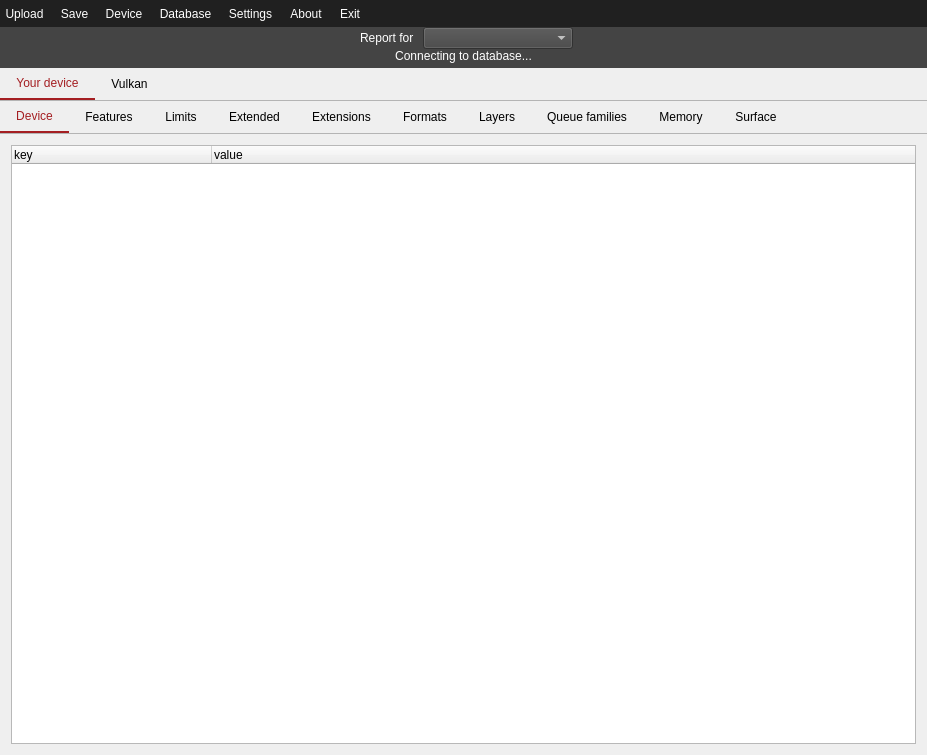
Qt form vulkancapsviewer.ui (SaschaWillems/VulkanCapsViewer) before a commit.
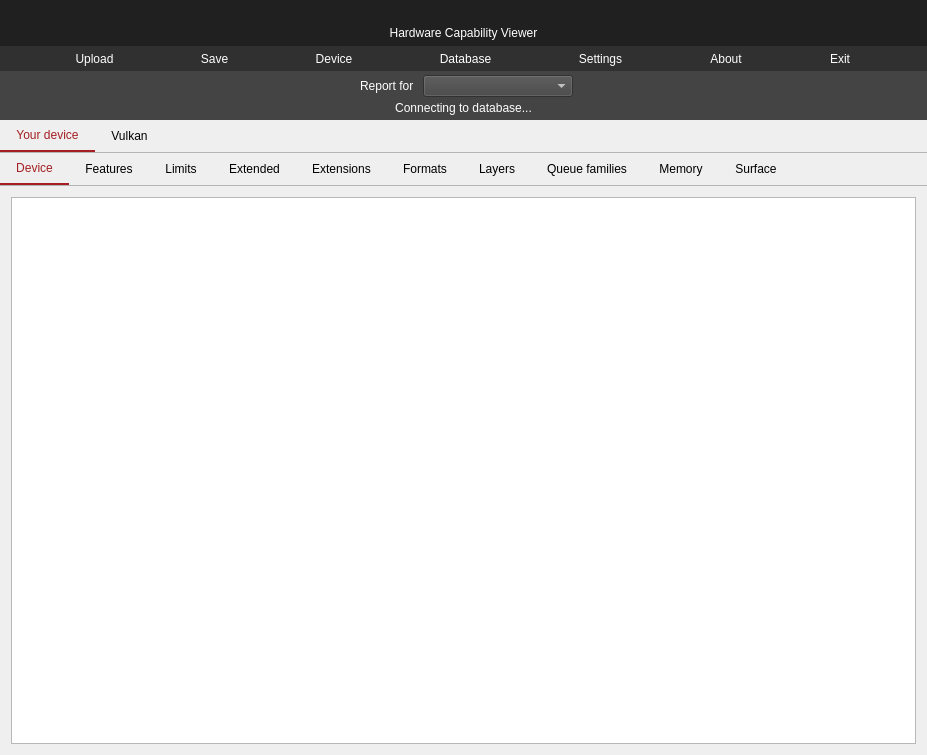
The same form after that commit. Icons and pictures are not drawn.

Commit message: Slight UI layout changes

What changed in the file:
```diff
--- a/vulkancapsviewer.ui
+++ b/vulkancapsviewer.ui
@@ -60,6 +60,7 @@
 color:#FFFFFF;
 border-top:0px;
 border-bottom:0px;
+background: transparent;
 }
 
 QToolButton::hover {       
@@ -128,32 +129,77 @@
          <property name="enabled">
           <bool>true</bool>
          </property>
+         <property name="sizePolicy">
+          <sizepolicy hsizetype="Minimum" vsizetype="Minimum">
+           <horstretch>0</horstretch>
+           <verstretch>0</verstretch>
+          </sizepolicy>
+         </property>
          <property name="cursor">
           <cursorShape>ArrowCursor</cursorShape>
          </property>
          <property name="styleSheet">
           <string notr="true">background-color: rgb(32, 32, 32);</string>
          </property>
-         <layout class="QHBoxLayout" name="horizontalLayout_3">
+         <layout class="QVBoxLayout" name="verticalLayout_3">
           <property name="spacing">
-           <number>5</number>
+           <number>6</number>
           </property>
           <property name="leftMargin">
            <number>0</number>
           </property>
           <property name="topMargin">
-           <number>5</number>
+           <number>6</number>
           </property>
           <property name="rightMargin">
            <number>0</number>
           </property>
           <property name="bottomMargin">
-           <number>5</number>
+           <number>0</number>
           </property>
           <item>
+           <widget class="QLabel" name="pixmap_header_top">
+            <property name="text">
+             <string/>
+            </property>
+            <property name="pixmap">
+             <pixmap resource="vulkancapsviewer.qrc">:/vulkancapsviewer/Resources/vulkan48.png</pixmap>
+            </property>
+            <property name="alignment">
+             <set>Qt::AlignCenter</set>
+            </property>
+           </widget>
+          </item>
+          <item>
+           <widget class="QLabel" name="label_header_top">
+            <property name="styleSheet">
+             <string notr="true">color:#FFFFFF;</string>
+            </property>
+            <property name="text">
+             <string>Hardware Capability Viewer</string>
+            </property>
+            <property name="alignment">
+             <set>Qt::AlignCenter</set>
+            </property>
+           </widget>
+          </item>
+          <item>
+           <widget class="QWidget" name="widget" native="true">
+            <property name="styleSheet">
+             <string notr="true">background-color: rgb(48, 48, 48);</string>
+            </property>
            <layout class="QHBoxLayout" name="horizontalLayout_buttons">
-            <property name="spacing">
-             <number>6</number>
+             <property name="leftMargin">
+              <number>0</number>
+             </property>
+             <property name="topMargin">
+              <number>4</number>
+             </property>
+             <property name="rightMargin">
+              <number>0</number>
+             </property>
+             <property name="bottomMargin">
+              <number>4</number>
             </property>
             <item>
              <widget class="QToolButton" name="toolButtonUpload">
@@ -301,23 +347,8 @@
               </property>
              </widget>
             </item>
-            <item>
-             <widget class="QLabel" name="label">
-              <property name="lineWidth">
-               <number>0</number>
-              </property>
-              <property name="text">
-               <string/>
-              </property>
-              <property name="pixmap">
-               <pixmap resource="vulkancapsviewer.qrc">:/vulkancapsviewer/Resources/vulkan48.png</pixmap>
-              </property>
-              <property name="alignment">
-               <set>Qt::AlignRight|Qt::AlignTrailing|Qt::AlignVCenter</set>
-              </property>
-             </widget>
-            </item>
-           </layout>
+            </layout>
+           </widget>
           </item>
          </layout>
         </widget>
@@ -330,6 +361,18 @@
          <property name="formAlignment">
           <set>Qt::AlignHCenter|Qt::AlignTop</set>
          </property>
+         <property name="horizontalSpacing">
+          <number>6</number>
+         </property>
+         <property name="verticalSpacing">
+          <number>6</number>
+         </property>
+         <property name="topMargin">
+          <number>4</number>
+         </property>
+         <property name="bottomMargin">
+          <number>4</number>
+         </property>
          <item row="0" column="0">
           <widget class="QLabel" name="reportForLabel">
            <property name="sizePolicy">
@@ -394,15 +437,9 @@
       <property name="currentIndex">
        <number>0</number>
       </property>
-      <property name="documentMode">
-       <bool>false</bool>
-      </property>
       <property name="tabsClosable">
        <bool>false</bool>
       </property>
-      <property name="tabBarAutoHide">
-       <bool>false</bool>
-      </property>
       <widget class="QWidget" name="tabDevice">
        <attribute name="title">
         <string>Your device</string>
@@ -453,6 +490,9 @@
               <property name="alternatingRowColors">
                <bool>true</bool>
               </property>
+              <property name="headerHidden">
+               <bool>true</bool>
+              </property>
               <attribute name="headerDefaultSectionSize">
                <number>200</number>
               </attribute>
```
Lines whose indentation alone changed are shown as unchanged.
